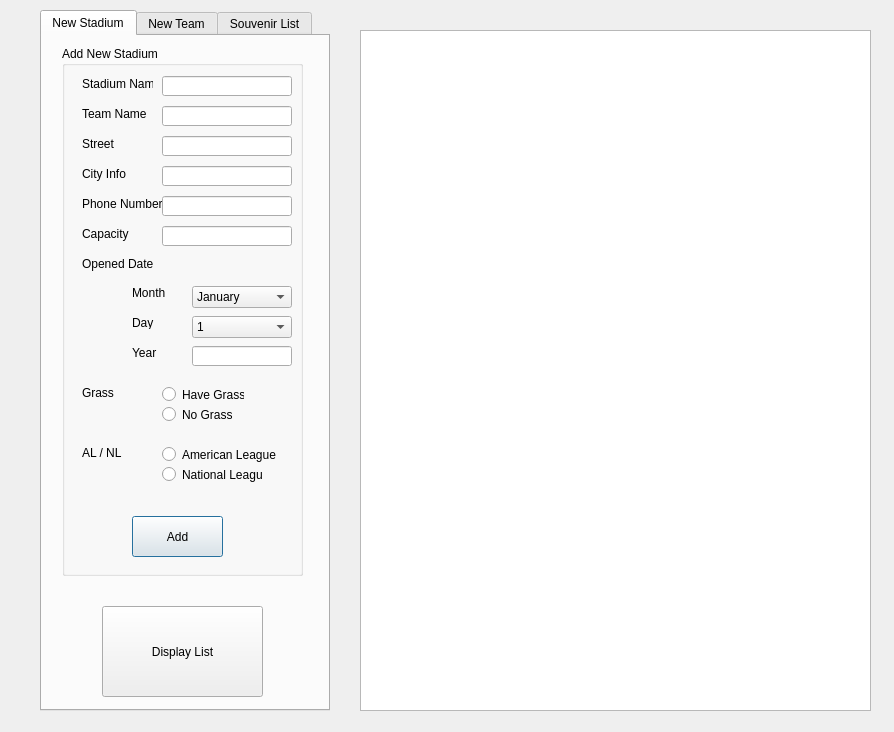
Old version of the form BaseballStadiumPlanner/adminfuntion.ui in the repository frimbraza/Baseball-Stadium-Project.
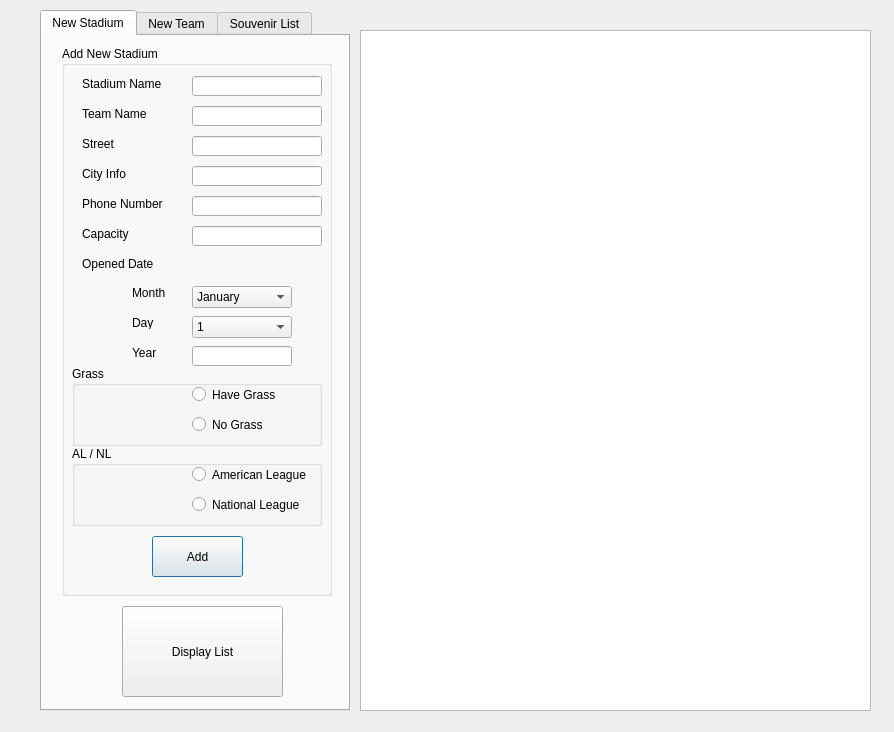
New version of the form.

Patch:
```diff
--- a/BaseballStadiumPlanner/adminfuntion.ui
+++ b/BaseballStadiumPlanner/adminfuntion.ui
@@ -18,7 +18,7 @@
     <rect>
      <x>40</x>
      <y>10</y>
-     <width>290</width>
+     <width>310</width>
      <height>701</height>
     </rect>
    </property>
@@ -34,8 +34,8 @@
       <rect>
        <x>20</x>
        <y>10</y>
-       <width>241</width>
-       <height>530</height>
+       <width>270</width>
+       <height>550</height>
       </rect>
      </property>
      <property name="title">
@@ -46,7 +46,7 @@
        <rect>
         <x>20</x>
         <y>30</y>
-        <width>71</width>
+        <width>100</width>
         <height>16</height>
        </rect>
       </property>
@@ -59,7 +59,7 @@
        <rect>
         <x>20</x>
         <y>60</y>
-        <width>71</width>
+        <width>90</width>
         <height>16</height>
        </rect>
       </property>
@@ -98,7 +98,7 @@
        <rect>
         <x>20</x>
         <y>150</y>
-        <width>81</width>
+        <width>110</width>
         <height>16</height>
        </rect>
       </property>
@@ -124,7 +124,7 @@
        <rect>
         <x>20</x>
         <y>210</y>
-        <width>71</width>
+        <width>100</width>
         <height>16</height>
        </rect>
       </property>
@@ -132,36 +132,10 @@
        <string>Opened Date</string>
       </property>
      </widget>
-     <widget class="QLabel" name="label_15">
-      <property name="geometry">
-       <rect>
-        <x>20</x>
-        <y>340</y>
-        <width>47</width>
-        <height>13</height>
-       </rect>
-      </property>
-      <property name="text">
-       <string>Grass</string>
-      </property>
-     </widget>
-     <widget class="QLabel" name="label_16">
-      <property name="geometry">
-       <rect>
-        <x>20</x>
-        <y>400</y>
-        <width>47</width>
-        <height>13</height>
-       </rect>
-      </property>
-      <property name="text">
-       <string>AL / NL</string>
-      </property>
-     </widget>
      <widget class="QLineEdit" name="lineEdit_NewStadium">
       <property name="geometry">
        <rect>
-        <x>100</x>
+        <x>130</x>
         <y>30</y>
         <width>130</width>
         <height>20</height>
@@ -171,7 +145,7 @@
      <widget class="QLineEdit" name="lineEdit_NewTeam">
       <property name="geometry">
        <rect>
-        <x>100</x>
+        <x>130</x>
         <y>60</y>
         <width>130</width>
         <height>20</height>
@@ -181,7 +155,7 @@
      <widget class="QLineEdit" name="lineEdit_Street">
       <property name="geometry">
        <rect>
-        <x>100</x>
+        <x>130</x>
         <y>90</y>
         <width>130</width>
         <height>20</height>
@@ -191,7 +165,7 @@
      <widget class="QLineEdit" name="lineEdit_CityInfo">
       <property name="geometry">
        <rect>
-        <x>100</x>
+        <x>130</x>
         <y>120</y>
         <width>130</width>
         <height>20</height>
@@ -201,7 +175,7 @@
      <widget class="QLineEdit" name="lineEdit_PhoneNum">
       <property name="geometry">
        <rect>
-        <x>100</x>
+        <x>130</x>
         <y>150</y>
         <width>130</width>
         <height>20</height>
@@ -211,7 +185,7 @@
      <widget class="QLineEdit" name="lineEdit_Capacity">
       <property name="geometry">
        <rect>
-        <x>100</x>
+        <x>130</x>
         <y>180</y>
         <width>130</width>
         <height>20</height>
@@ -228,24 +202,11 @@
        </rect>
       </property>
      </widget>
-     <widget class="QRadioButton" name="haveGrass">
-      <property name="geometry">
-       <rect>
-        <x>100</x>
-        <y>340</y>
-        <width>82</width>
-        <height>17</height>
-       </rect>
-      </property>
-      <property name="text">
-       <string>Have Grass</string>
-      </property>
-     </widget>
      <widget class="QPushButton" name="AddNewStadium">
       <property name="geometry">
        <rect>
-        <x>70</x>
-        <y>470</y>
+        <x>90</x>
+        <y>490</y>
         <width>91</width>
         <height>41</height>
        </rect>
@@ -254,51 +215,6 @@
        <string>Add</string>
       </property>
      </widget>
-     <widget class="QRadioButton" name="noGrass">
-      <property name="geometry">
-       <rect>
-        <x>100</x>
-        <y>360</y>
-        <width>82</width>
-        <height>17</height>
-       </rect>
-      </property>
-      <property name="text">
-       <string>No Grass</string>
-      </property>
-      <property name="checkable">
-       <bool>true</bool>
-      </property>
-      <property name="checked">
-       <bool>false</bool>
-      </property>
-     </widget>
-     <widget class="QRadioButton" name="AL">
-      <property name="geometry">
-       <rect>
-        <x>100</x>
-        <y>400</y>
-        <width>121</width>
-        <height>17</height>
-       </rect>
-      </property>
-      <property name="text">
-       <string>American League</string>
-      </property>
-     </widget>
-     <widget class="QRadioButton" name="NL">
-      <property name="geometry">
-       <rect>
-        <x>100</x>
-        <y>420</y>
-        <width>101</width>
-        <height>17</height>
-       </rect>
-      </property>
-      <property name="text">
-       <string>National League</string>
-      </property>
-     </widget>
      <widget class="QComboBox" name="comboBox_Month">
       <property name="geometry">
        <rect>
@@ -573,11 +489,95 @@
        <string>Year</string>
       </property>
      </widget>
+     <widget class="QGroupBox" name="groupBox_6">
+      <property name="geometry">
+       <rect>
+        <x>10</x>
+        <y>320</y>
+        <width>250</width>
+        <height>80</height>
+       </rect>
+      </property>
+      <property name="title">
+       <string>Grass</string>
+      </property>
+      <widget class="QRadioButton" name="haveGrass">
+       <property name="geometry">
+        <rect>
+         <x>120</x>
+         <y>20</y>
+         <width>110</width>
+         <height>17</height>
+        </rect>
+       </property>
+       <property name="text">
+        <string>Have Grass</string>
+       </property>
+      </widget>
+      <widget class="QRadioButton" name="noGrass">
+       <property name="geometry">
+        <rect>
+         <x>120</x>
+         <y>50</y>
+         <width>82</width>
+         <height>17</height>
+        </rect>
+       </property>
+       <property name="text">
+        <string>No Grass</string>
+       </property>
+       <property name="checkable">
+        <bool>true</bool>
+       </property>
+       <property name="checked">
+        <bool>false</bool>
+       </property>
+      </widget>
+     </widget>
+     <widget class="QGroupBox" name="groupBox_7">
+      <property name="geometry">
+       <rect>
+        <x>10</x>
+        <y>400</y>
+        <width>250</width>
+        <height>80</height>
+       </rect>
+      </property>
+      <property name="title">
+       <string>AL / NL</string>
+      </property>
+      <widget class="QRadioButton" name="NL">
+       <property name="geometry">
+        <rect>
+         <x>120</x>
+         <y>50</y>
+         <width>140</width>
+         <height>17</height>
+        </rect>
+       </property>
+       <property name="text">
+        <string>National League</string>
+       </property>
+      </widget>
+      <widget class="QRadioButton" name="AL">
+       <property name="geometry">
+        <rect>
+         <x>120</x>
+         <y>20</y>
+         <width>150</width>
+         <height>17</height>
+        </rect>
+       </property>
+       <property name="text">
+        <string>American League</string>
+       </property>
+      </widget>
+     </widget>
     </widget>
     <widget class="QPushButton" name="Display_Stadium_List_1">
      <property name="geometry">
       <rect>
-       <x>60</x>
+       <x>80</x>
        <y>570</y>
        <width>161</width>
        <height>91</height>
```
Left out of the diff: 38 changed lines with no effect on the pictures.
